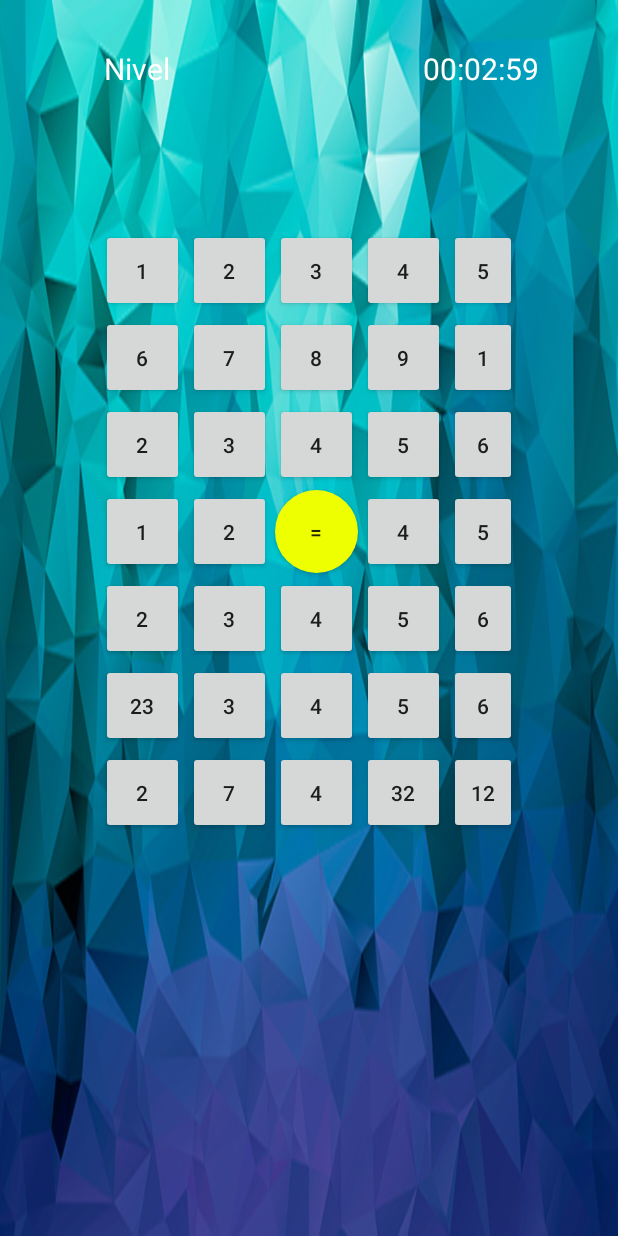
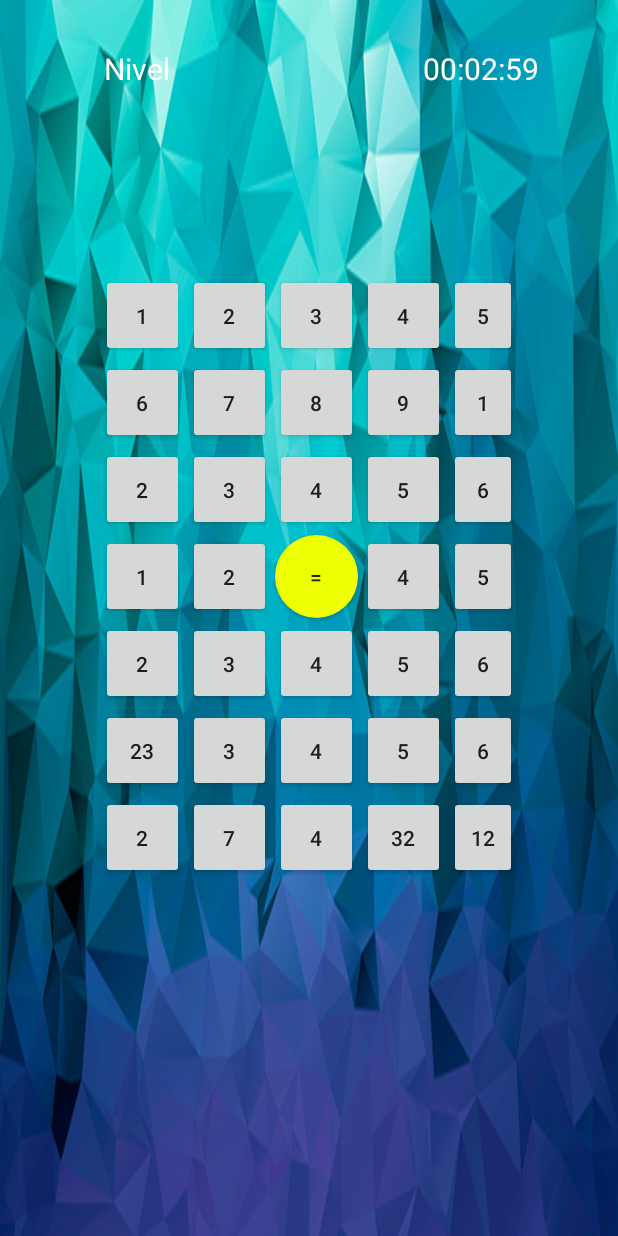
Before and after one commit to arielmmonestel/AGILE, an Android app: the screen it shows after launch (game), after a tap on "JUGAR", on a phone screen of 412 x 824 dp. Run offline under Robolectric (Android 15) with nearby library versions, the light colour scheme and no system bars.

Commit message:
Proof of The Bitchness

```diff
--- a/app/src/main/java/com/example/electiva/agile/MainActivity.java
+++ b/app/src/main/java/com/example/electiva/agile/MainActivity.java
@@ -1,23 +1,70 @@
 package com.example.electiva.agile;
 
 import android.content.Intent;
+import android.media.MediaPlayer;
 import android.support.v7.app.AppCompatActivity;
 import android.os.Bundle;
 import android.view.View;
 import android.widget.Button;
-//holaaaaaaaa prueba 1
+import android.widget.Toast;
+
 public class MainActivity extends AppCompatActivity {
+    private MediaPlayer reproductor;
+    private MediaPlayer opcion;
 
     @Override
     protected void onCreate(Bundle savedInstanceState) {
         super.onCreate(savedInstanceState);
         setContentView(R.layout.activity_main);
+
         Button jugar = (Button) findViewById(R.id.jugarbutton);
+        Button ayuda = (Button) findViewById(R.id.ayudabutton);
+
+        reproductor=MediaPlayer.create(this,R.raw.fondo);
+        reproductor.setLooping(true);
+        reproductor.start();
+
         jugar.setOnClickListener(new View.OnClickListener() {
             @Override
             public void onClick(View v) {
-                startActivity( new Intent(MainActivity.this,game.class));
+                opcion = MediaPlayer.create(MainActivity.this, R.raw.opcion);
+                opcion.start();
+                startActivity(new Intent(MainActivity.this, game.class));
             }
         });
+
+        ayuda.setOnClickListener(new View.OnClickListener() {
+            @Override
+            public void onClick(View v) {
+                opcion = MediaPlayer.create(MainActivity.this, R.raw.opcion);
+                opcion.start();
+            }
+        });
+
+
+
+
+
+    }
+
+    @Override
+    protected void onDestroy() {
+        super.onDestroy();
+        if (reproductor.isPlaying()){
+            reproductor.stop();
+            reproductor.release();
+        }
+    }
+
+    @Override
+    protected void onResume() {
+        super.onResume();
+        reproductor.start();
+    }
+
+    @Override
+    protected void onPause() {
+        super.onPause();
+        reproductor.pause();
     }
 }
--- a/app/src/main/res/layout/activity_game.xml
+++ b/app/src/main/res/layout/activity_game.xml
@@ -59,9 +59,10 @@
         android:layout_width="280dp"
         android:layout_height="match_parent"
         android:layout_below="@+id/operacion"
-        android:layout_centerInParent="true"
         android:id="@+id/botonesjuego"
-        android:layout_marginTop="20dp">
+        android:layout_marginTop="50dp"
+        android:layout_centerHorizontal="true"
+        android:layout_alignParentBottom="true">
 
 
         <Button
@@ -84,6 +85,7 @@
             android:layout_alignParentTop="true"
             android:layout_toEndOf="@+id/button1"
             android:layout_margin="1dp" />
+
         <Button
             style="?android:attr/buttonStyleSmall"
             android:layout_width="55dp"
```
Also changed, not shown: 3 other files.
